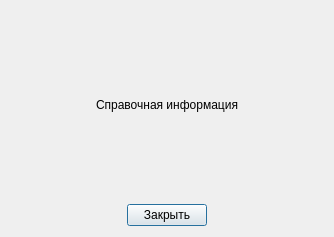
First picture: the form in helpdialog.ui, repository R0masik/CourseTRPS, before the edit.
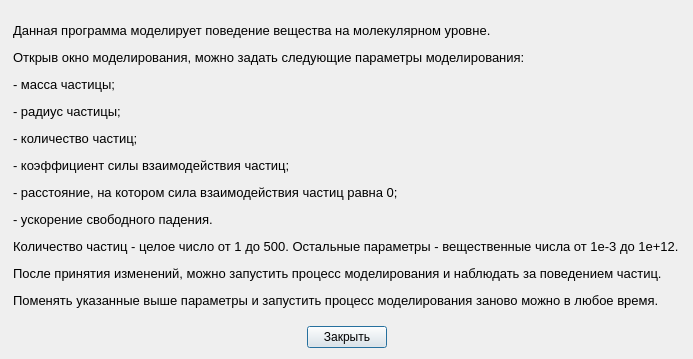
Second picture: the form after the edit.

What changed in the file:
```diff
--- a/helpdialog.ui
+++ b/helpdialog.ui
@@ -6,8 +6,8 @@
    <rect>
     <x>0</x>
     <y>0</y>
-    <width>334</width>
-    <height>237</height>
+    <width>693</width>
+    <height>359</height>
    </rect>
   </property>
   <property name="windowTitle">
@@ -47,7 +47,10 @@
        <item>
         <widget class="QLabel" name="helpLabel">
          <property name="text">
-          <string>Справочная информация</string>
+          <string>&lt;html&gt;&lt;head/&gt;&lt;body&gt;&lt;p&gt;&lt;span style=&quot; font-size:10pt;&quot;&gt;Данная программа моделирует поведение вещества на молекулярном уровне.&lt;/span&gt;&lt;/p&gt;&lt;p&gt;&lt;span style=&quot; font-size:10pt;&quot;&gt;Открыв окно моделирования, можно задать следующие параметры моделирования:&lt;/span&gt;&lt;/p&gt;&lt;p&gt;&lt;span style=&quot; font-size:10pt;&quot;&gt;- масса частицы;&lt;/span&gt;&lt;/p&gt;&lt;p&gt;&lt;span style=&quot; font-size:10pt;&quot;&gt;- радиус частицы;&lt;/span&gt;&lt;/p&gt;&lt;p&gt;&lt;span style=&quot; font-size:10pt;&quot;&gt;- количество частиц;&lt;/span&gt;&lt;/p&gt;&lt;p&gt;&lt;span style=&quot; font-size:10pt;&quot;&gt;- коэффициент силы взаимодействия частиц;&lt;/span&gt;&lt;/p&gt;&lt;p&gt;&lt;span style=&quot; font-size:10pt;&quot;&gt;- расстояние, на котором сила взаимодействия частиц равна 0;&lt;/span&gt;&lt;/p&gt;&lt;p&gt;&lt;span style=&quot; font-size:10pt;&quot;&gt;- ускорение свободного падения.&lt;/span&gt;&lt;/p&gt;&lt;p&gt;&lt;span style=&quot; font-size:10pt;&quot;&gt;Количество частиц - целое число от 1 до 500. Остальные параметры - вещественные числа от 1e-3 до 1e+12.&lt;/span&gt;&lt;/p&gt;&lt;p&gt;&lt;span style=&quot; font-size:10pt;&quot;&gt;После принятия изменений, можно запустить процесс моделирования и наблюдать за поведением частиц.&lt;/span&gt;&lt;/p&gt;&lt;p&gt;&lt;span style=&quot; font-size:10pt;&quot;&gt;Поменять указанные выше параметры и запустить процесс моделирования заново можно в любое время.&lt;/span&gt;&lt;/p&gt;&lt;/body&gt;&lt;/html&gt;</string>
+         </property>
+         <property name="textFormat">
+          <enum>Qt::RichText</enum>
          </property>
         </widget>
        </item>
```
